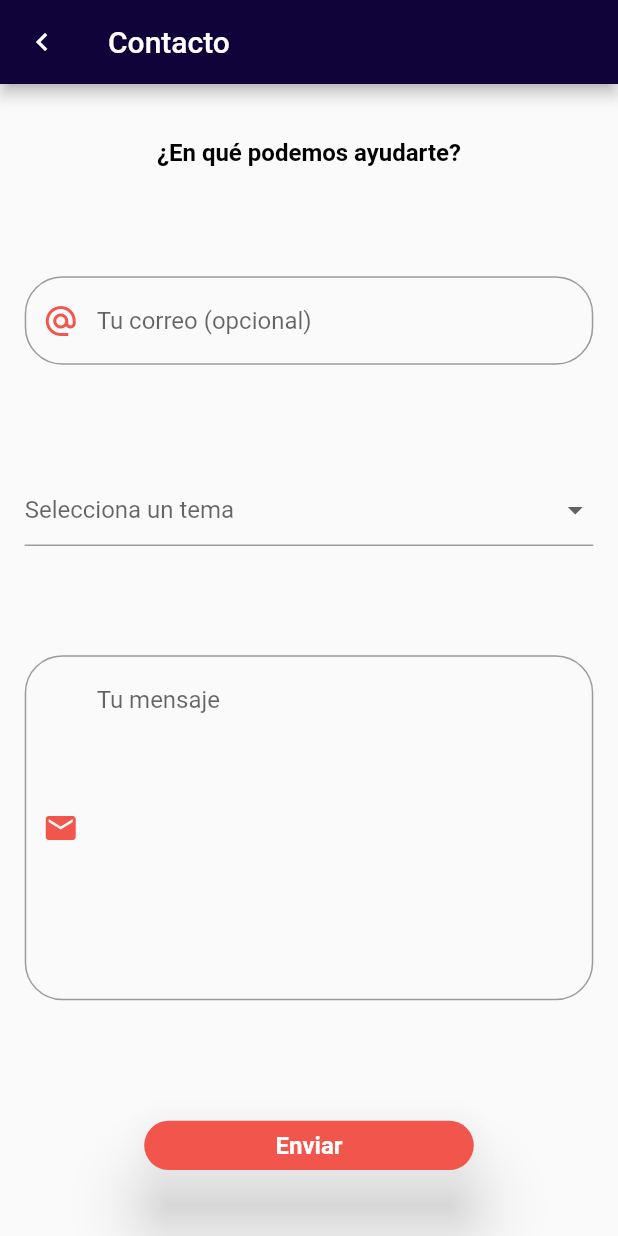
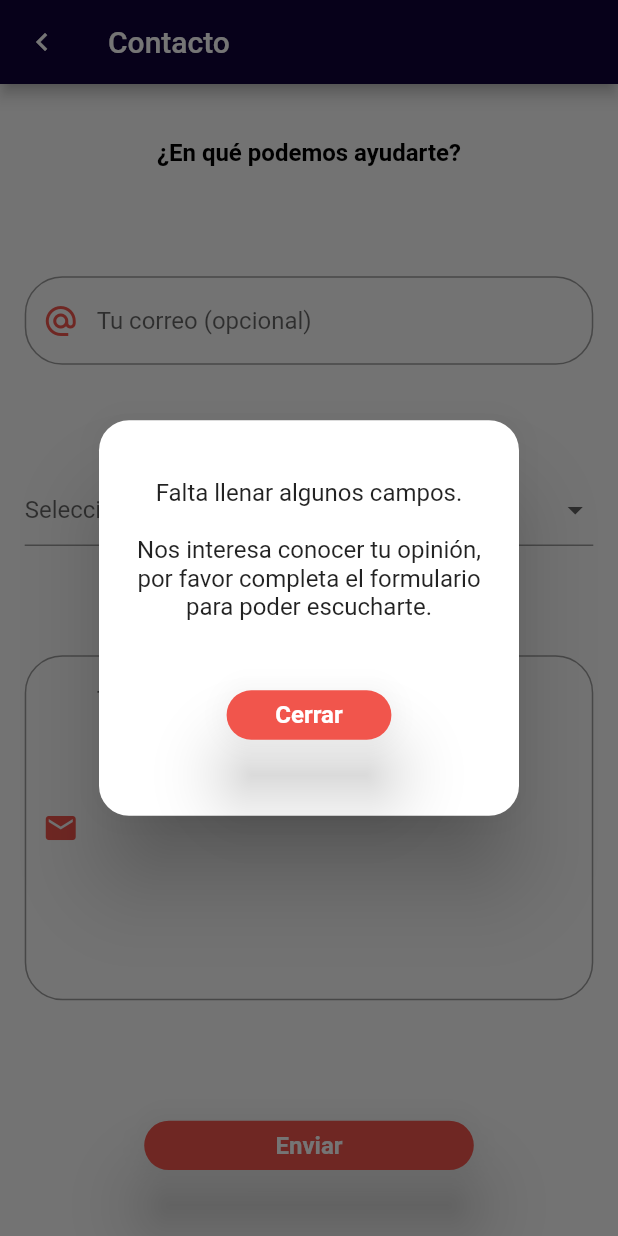
Before and after one commit to GonzaloAldana/remap, a Flutter app: the ContactScreen screen opened directly, after a tap on "Enviar", on a phone screen of 412 x 824 dp. Run offline on Flutter 3.47's test engine with Material 2 defaults, Android fonts, the phone set to English and light mode, and no system bars; our stand-ins replace cached_network_image, cloud_firestore, fancy_bottom_navigation, firebase_storage, flutter_map, flutter_mobx and 8 more; missing offline and left inert: dart:ffi, esys_flutter_share, flutter_map_marker_cluster, just_debounce_it, loading_animations, pedantic; accounts and stored records are empty; generated files the repository leaves out were written again; Roboto replaces fonts that are missing (Montserrat).

Commit message:
Contact screen working

```diff
--- a/lib/screens/ContactScreen.dart
+++ b/lib/screens/ContactScreen.dart
@@ -1,5 +1,8 @@
+import 'package:cloud_firestore/cloud_firestore.dart';
 import 'package:flutter/material.dart';
+import 'package:provider/provider.dart';
 import 'package:remap/atoms/slimButton.dart';
+import 'package:remap/store/tienda_store/tiendastore.dart';
 import 'package:remap/utils/constants.dart';
 import 'package:remap/utils/utils.dart';
 
@@ -11,10 +14,7 @@ class ContactScreen extends StatefulWidget {
 }
 
 class _ContactScreenState extends State<ContactScreen> {
-  @override
-  Widget build(BuildContext context) {
-    double width = MediaQuery.of(context).size.width;
-    String tema;
+  String tema, correo, mensaje;
   List<String> temas = [
     'Algo no funciona',
     'Propón nuevas categorías',
@@ -23,6 +23,12 @@ class _ContactScreenState extends State<ContactScreen> {
     'Conviértete en Partner',
     'Otros'
   ];
+  TiendaStore tiendaStore;
+
+  @override
+  Widget build(BuildContext context) {
+    double width = MediaQuery.of(context).size.width;
+    tiendaStore = Provider.of<TiendaStore>(context, listen: false);
 
     var appBar = AppBar(
       title: Text('Contacto'),
@@ -41,7 +47,7 @@ class _ContactScreenState extends State<ContactScreen> {
         validator: (String value) => (value.isEmpty || tema.isEmpty)
             ? 'No se ha seleccionado un tema'
             : null,
-        hint: Text(tema == null ? "Selecciona un tema" : temas[0]),
+        hint: Text(tema == null ? "Selecciona un tema" : tema),
         onChanged: (String opt) => setState(() {
           tema = opt;
         }),
@@ -59,7 +65,9 @@ class _ContactScreenState extends State<ContactScreen> {
 
     return Scaffold(
       appBar: appBar,
-      body: Center(
+      body: GestureDetector(
+        onTap: () => FocusScope.of(context).requestFocus(FocusNode()),
+        child: Center(
           child: Column(
             mainAxisAlignment: MainAxisAlignment.spaceAround,
             children: <Widget>[
@@ -74,8 +82,11 @@ class _ContactScreenState extends State<ContactScreen> {
                 child: TextField(
                   cursorColor: Theme.of(context).accentColor,
                   style: TextStyle(color: Theme.of(context).accentColor),
-                onChanged: (value) => {},
-                //controller: editingController,
+                  onChanged: (value) => {
+                    setState(() {
+                      correo = value;
+                    })
+                  },
                   decoration: InputDecoration(
                       focusColor: Theme.of(context).accentColor,
                       fillColor: Theme.of(context).accentColor,
@@ -84,7 +95,8 @@ class _ContactScreenState extends State<ContactScreen> {
                       prefixIcon: Icon(Icons.alternate_email,
                           color: Theme.of(context).accentColor),
                       border: OutlineInputBorder(
-                        borderRadius: BorderRadius.all(Radius.circular(25.0)))),
+                          borderRadius:
+                              BorderRadius.all(Radius.circular(25.0)))),
                 ),
               ),
               dropdownTema,
@@ -93,27 +105,58 @@ class _ContactScreenState extends State<ContactScreen> {
                 child: TextField(
                   keyboardType: TextInputType.multiline,
                   maxLines: 10,
+                  onChanged: (value) => {
+                    setState(() {
+                      mensaje = value;
+                    })
+                  },
                   decoration: InputDecoration(
                       focusColor: Theme.of(context).accentColor,
                       fillColor: Theme.of(context).accentColor,
                       hoverColor: Theme.of(context).accentColor,
                       hintText: "Tu mensaje",
-                    prefixIcon:
-                        Icon(Icons.email, color: Theme.of(context).accentColor),
+                      prefixIcon: Icon(Icons.email,
+                          color: Theme.of(context).accentColor),
                       border: OutlineInputBorder(
-                        borderRadius: BorderRadius.all(Radius.circular(25.0)))),
+                          borderRadius:
+                              BorderRadius.all(Radius.circular(25.0)))),
                 ),
               ),
               Container(
                 width: getResponsiveDps(200, width),
                 child: SlimButton(
                   text: 'Enviar',
-                onPress: null,
+                  onPress: () async {
+                    if (tema == null || mensaje == null) {
+                      await showMissingDialog(context,
+                          'Falta llenar algunos campos. \n\nNos interesa conocer tu opinión, por favor completa el formulario para poder escucharte.');
+                    } else {
+                      await Firestore.instance
+                          .collection('mensajes')
+                          .document()
+                          .setData({
+                        'lat': tiendaStore.position.latitude,
+                        'lon': tiendaStore.position.longitude,
+                        'mensaje': mensaje,
+                        'correo': correo,
+                        'tema': tema,
+                        'pais': tiendaStore.countryCode,
+                        'estado': tiendaStore.administrativeArea,
+                        'ciudad': tiendaStore.locality,
+                        'respondido': false,
+                        'fecha': Timestamp.now()
+                      });
+                      await showMissingDialog(context,
+                          'Mensaje enviado. \n\nTu opinión nos importa, gracias por ayudarnos a darte un mejor servicio.');
+                      Navigator.of(context).popUntil((route) => route.isFirst);
+                    }
+                  },
                 ),
               )
             ],
           ),
         ),
+      ),
     );
   }
 }
```
Also changed, not shown: lib/screens/AddMarker/DataContactScreen.dart (+7 -6 lines). Lines whose indentation alone changed are shown as unchanged.
